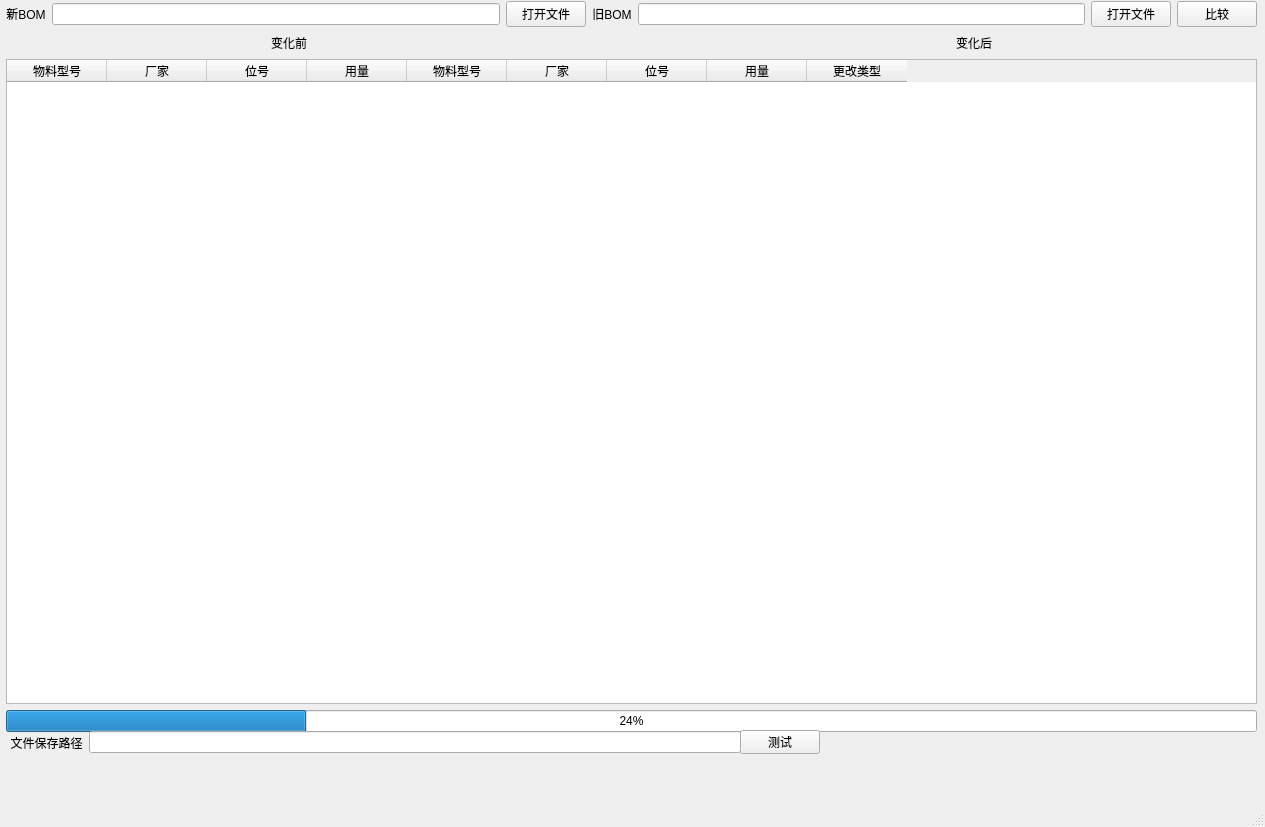
First picture: the form in mainwindow.ui, repository 596142041/Qt_BOM, before the edit.
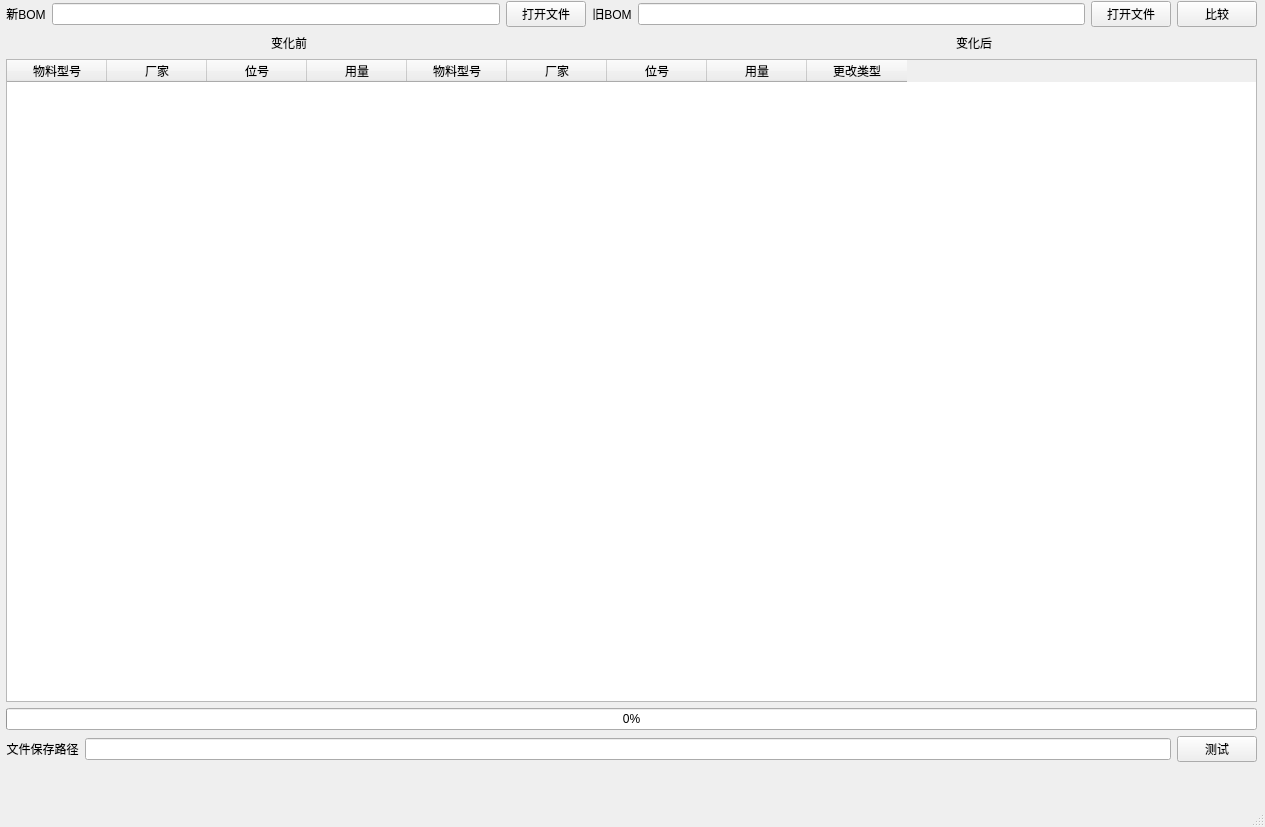
Second picture: the form after the edit.

Commit message: 修改界面文件

```diff
--- a/mainwindow.ui
+++ b/mainwindow.ui
@@ -20,9 +20,11 @@
       <x>6</x>
       <y>1</y>
       <width>1251</width>
-      <height>731</height>
+      <height>761</height>
      </rect>
     </property>
+    <layout class="QVBoxLayout" name="verticalLayout_4">
+     <item>
     <layout class="QVBoxLayout" name="verticalLayout_3">
      <item>
       <layout class="QVBoxLayout" name="verticalLayout_2">
@@ -163,6 +165,11 @@
             <property name="text">
              <string>位号</string>
             </property>
+              <property name="font">
+               <font>
+                <family>楷体</family>
+               </font>
+              </property>
            </column>
            <column>
             <property name="text">
@@ -199,8 +206,14 @@
          <item>
           <widget class="QProgressBar" name="progressBar">
            <property name="value">
-            <number>24</number>
-           </property>
+              <number>0</number>
+             </property>
+             <property name="alignment">
+              <set>Qt::AlignCenter</set>
+             </property>
+             <property name="textDirection">
+              <enum>QProgressBar::TopToBottom</enum>
+             </property>
           </widget>
          </item>
         </layout>
@@ -208,29 +221,10 @@
       </layout>
      </item>
     </layout>
-   </widget>
-   <widget class="QPushButton" name="pushButton_tst">
-    <property name="geometry">
-     <rect>
-      <x>740</x>
-      <y>730</y>
-      <width>80</width>
-      <height>24</height>
-     </rect>
-    </property>
-    <property name="text">
-     <string>测试</string>
-    </property>
-   </widget>
-   <widget class="QWidget" name="">
-    <property name="geometry">
-     <rect>
-      <x>10</x>
-      <y>730</y>
-      <width>731</width>
-      <height>25</height>
-     </rect>
-    </property>
+     </item>
+     <item>
+      <layout class="QHBoxLayout" name="horizontalLayout_4">
+       <item>
     <layout class="QHBoxLayout" name="horizontalLayout_3">
      <item>
       <widget class="QLabel" name="label_3">
@@ -244,6 +238,17 @@
      </item>
      <item>
       <widget class="QLineEdit" name="lineEdit_savepath"/>
+         </item>
+        </layout>
+       </item>
+       <item>
+        <widget class="QPushButton" name="pushButton_tst">
+         <property name="text">
+          <string>测试</string>
+         </property>
+        </widget>
+       </item>
+      </layout>
      </item>
     </layout>
    </widget>
```
Lines whose indentation alone changed are shown as unchanged.
